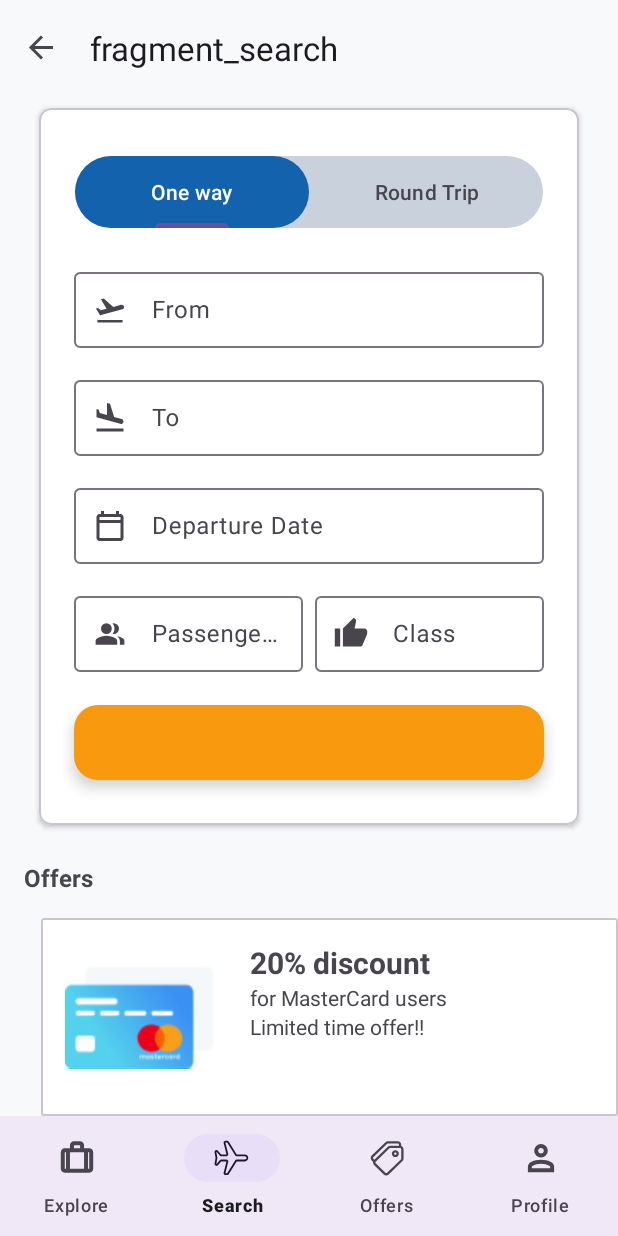
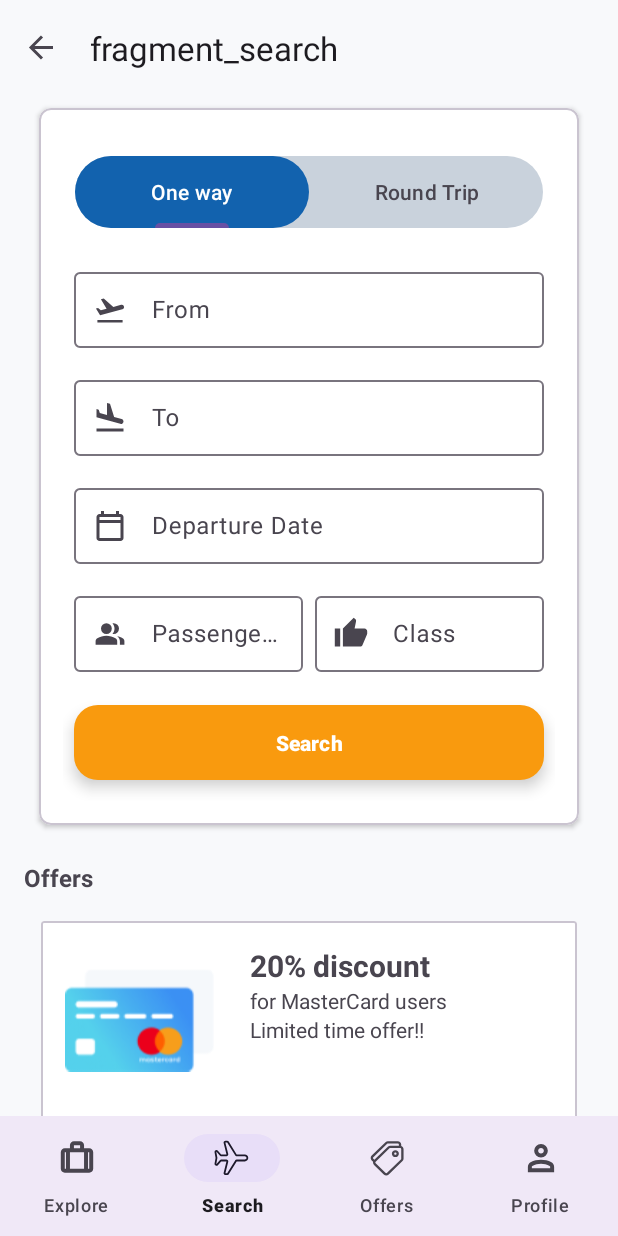
Before and after one commit to Ezequiellima10/TP3-Android-Parcial, an Android app: the screen it shows after launch (MainActivity), item 2 of the bottom bar chosen, on a phone screen of 412 x 824 dp. Run offline under Robolectric (Android 15) with nearby library versions, the phone set to English and light mode, and no system bars; our stand-ins replace navigation-ui; pictures from the network do not load; 1 statement that could not run was skipped.

Commit message:
Agregando splash screen y scroll a la vista search

```diff
--- a/app/src/main/java/com/example/appandoid/MainActivity.kt
+++ b/app/src/main/java/com/example/appandoid/MainActivity.kt
@@ -27,7 +27,8 @@ class MainActivity : AppCompatActivity() {
         R.id.homeFragment,
         R.id.searchFragment,
         R.id.offersFragment,
-        R.id.profileFragment
+        R.id.profileFragment,
+
     )
 
     override fun onCreate(savedInstanceState: Bundle?) {
@@ -59,7 +60,8 @@ class MainActivity : AppCompatActivity() {
                 R.id.homeFragment,
                 R.id.searchFragment,
                 R.id.offersFragment,
-                R.id.profileFragment
+                R.id.profileFragment,
+                R.id.resultsFragment,
                 -> {
                     navView.visibility = BottomNavigationView.VISIBLE
                     binding.contentMainInclude.customToolbar.visibility = MaterialToolbar.VISIBLE
@@ -80,7 +82,6 @@ class MainActivity : AppCompatActivity() {
 //        loadPreferences();
     }
     override fun onSupportNavigateUp(): Boolean {
-        //Fuezo al boton de navegación de la toolbar que solo abra el menú Drawer
         if (binding.drawerLayout.isDrawerOpen(GravityCompat.START)) {
             binding.drawerLayout.closeDrawer(GravityCompat.START)
         } else {
--- a/app/src/main/java/com/example/appandoid/adapters/flightListAdapter.kt
+++ b/app/src/main/java/com/example/appandoid/adapters/flightListAdapter.kt
@@ -29,6 +29,8 @@ class FlightAdapter(private val flights: List<Flight>) : RecyclerView.Adapter<Fl
 
         // Calcular la duración del vuelo
         val duration = calculateDuration(currentFlight.departure_airport.time, currentFlight.arrival_airport.time)
+        // Guardamos el numero de vuelo en una variable
+        var flightNumber = currentFlight.flight_number
 
         holder.airline.text = "${currentFlight.airline} Airlines"
         holder.departureAirportName.text = departureAirportName
--- /dev/null
+++ b/app/src/main/java/com/example/appandoid/ui/splash/SplashActivity.kt
@@ -0,0 +1,32 @@
+package com.example.appandoid.ui.splash
+
+import android.content.Intent
+import android.os.Bundle
+import android.os.Handler
+import androidx.activity.enableEdgeToEdge
+import androidx.appcompat.app.AppCompatActivity
+import androidx.core.view.ViewCompat
+import androidx.core.view.WindowInsetsCompat
+import com.example.appandoid.MainActivity
+import com.example.appandoid.R
+import com.example.appandoid.databinding.ActivitySplashBinding
+
+class SplashActivity : AppCompatActivity() {
+    private  lateinit var binding : ActivitySplashBinding
+    override fun onCreate(savedInstanceState: Bundle?) {
+        super.onCreate(savedInstanceState)
+        enableEdgeToEdge()
+        binding = ActivitySplashBinding.inflate(layoutInflater)
+        setContentView(binding.root)
+        ViewCompat.setOnApplyWindowInsetsListener(findViewById(R.id.main)) { v, insets ->
+            val systemBars = insets.getInsets(WindowInsetsCompat.Type.systemBars())
+            v.setPadding(systemBars.left, systemBars.top, systemBars.right, systemBars.bottom)
+            insets
+        }
+        Handler().postDelayed({
+            var intent = Intent(this, MainActivity::class.java)
+            startActivity(intent)
+            finish()
+        }, 3000)
+    }
+}
--- /dev/null
+++ b/app/src/main/res/drawable/gradient.xml
@@ -0,0 +1,4 @@
+<?xml version="1.0" encoding="utf-8"?>
+<shape xmlns:android="http://schemas.android.com/apk/res/android">
+    <gradient android:type="linear"  android:angle="90"  android:startColor="#3AA4C8"  android:endColor="#10579B"/>
+</shape>
--- a/app/src/main/res/layout/fragment_detail.xml
+++ b/app/src/main/res/layout/fragment_detail.xml
@@ -4,7 +4,7 @@
     android:layout_width="match_parent"
     android:layout_height="match_parent"
     android:background="@android:color/white"
-    tools:context=".MainActivity">
+    tools:context=".ui.detail.DetailFragment">
 
 
     <ImageView
--- a/app/src/main/res/layout/fragment_search.xml
+++ b/app/src/main/res/layout/fragment_search.xml
@@ -1,17 +1,16 @@
 <?xml version="1.0" encoding="utf-8"?>
-<LinearLayout xmlns:android="http://schemas.android.com/apk/res/android"
+<ScrollView xmlns:android="http://schemas.android.com/apk/res/android"
     xmlns:tools="http://schemas.android.com/tools"
     xmlns:app="http://schemas.android.com/apk/res-auto"
     android:layout_width="match_parent"
     android:layout_height="match_parent"
     tools:context=".ui.search.SearchFragment"
     android:background="@color/bkg_grey"
-    android:orientation="vertical"
     tools:ignore="VisualLintBounds">
-
-    <androidx.core.widget.NestedScrollView
+    <LinearLayout
         android:layout_width="match_parent"
-        android:layout_height="wrap_content">
+        android:layout_height="wrap_content"
+        android:orientation="vertical">
 
         <com.google.android.material.card.MaterialCardView
             android:id="@+id/container"
@@ -148,6 +147,7 @@
                 <com.google.android.material.floatingactionbutton.ExtendedFloatingActionButton
                     android:id="@+id/search_btn"
                     style="@style/btn_search"
+                    android:text="@string/search_btn"
                     app:layout_constraintBottom_toBottomOf="parent"
                     app:layout_constraintEnd_toEndOf="parent"
                     app:layout_constraintStart_toStartOf="parent"
@@ -156,8 +156,6 @@
             </androidx.constraintlayout.widget.ConstraintLayout>
 
         </com.google.android.material.card.MaterialCardView>
-
-    </androidx.core.widget.NestedScrollView>
 
         <TextView
             android:layout_width="match_parent"
@@ -172,9 +170,12 @@
             android:id="@+id/offers_rv"
             android:layout_width="match_parent"
             android:layout_height="wrap_content"
-        android:layout_marginTop="8dp"
+            android:layout_marginTop="10dp"
+            android:layout_marginBottom="8dp"
             android:layout_marginStart="27dp"
+            android:layout_marginEnd="27dp"
             />
 
+    </LinearLayout>
 
-</LinearLayout>
+</ScrollView>
--- a/app/src/main/res/navigation/nav_graph.xml
+++ b/app/src/main/res/navigation/nav_graph.xml
@@ -29,13 +29,22 @@
         android:label="fragment_profile"
         tools:layout="@layout/fragment_profile" />
     <fragment
-        android:id=" @+id/resultsFragment"
+        android:id="@+id/resultsFragment"
         android:name="com.example.appandoid.ui.results.ResultsFragment"
         android:label="fragment_results"
-        tools:layout="@layout/fragment_results" />
+        tools:layout="@layout/fragment_results" >
+        <action
+            android:id="@+id/action_resultsFragment_to_detailFragment2"
+            app:destination="@id/detailFragment2" />
+    </fragment>
     <fragment
         android:id="@+id/homeFragment"
         android:name="com.example.appandoid.ui.home.HomeFragment"
         android:label="fragment_home"
         tools:layout="@layout/fragment_home" />
+    <fragment
+        android:id="@+id/detailFragment2"
+        android:name="com.example.appandoid.ui.detail.DetailFragment"
+        android:label="fragment_detail"
+        tools:layout="@layout/fragment_detail" />
 </navigation>
--- a/app/src/main/res/values/strings.xml
+++ b/app/src/main/res/values/strings.xml
@@ -9,7 +9,7 @@
     <string name="label_class">Class</string>
     <string name="tab_one">One way</string>
     <string name="tab_round">Round Trip</string>
-<!--    <string name="helper_txt">Required</string>-->
+    <!--    <string name="helper_txt">Required</string>-->
     <string name="title_explore">Explore</string>
     <string name="title_offers">Offers</string>
     <string name="title_profile">Profile</string>
@@ -33,9 +33,6 @@
     <string name="paymentdetails">Payment Detail</string>
 
 
-
-
-
     <string name="offers_txt">Offers</string>
 
 </resources>
```
Also changed, not shown: app/src/main/AndroidManifest.xml (+6 -1 lines), app/src/main/res/layout/activity_splash.xml (added, +46 -0 lines), app/src/main/res/drawable/cloud.png (added), app/src/main/res/drawable/logo.png (added), app/src/main/res/drawable/map.png (added). Lines whose indentation alone changed are shown as unchanged.
